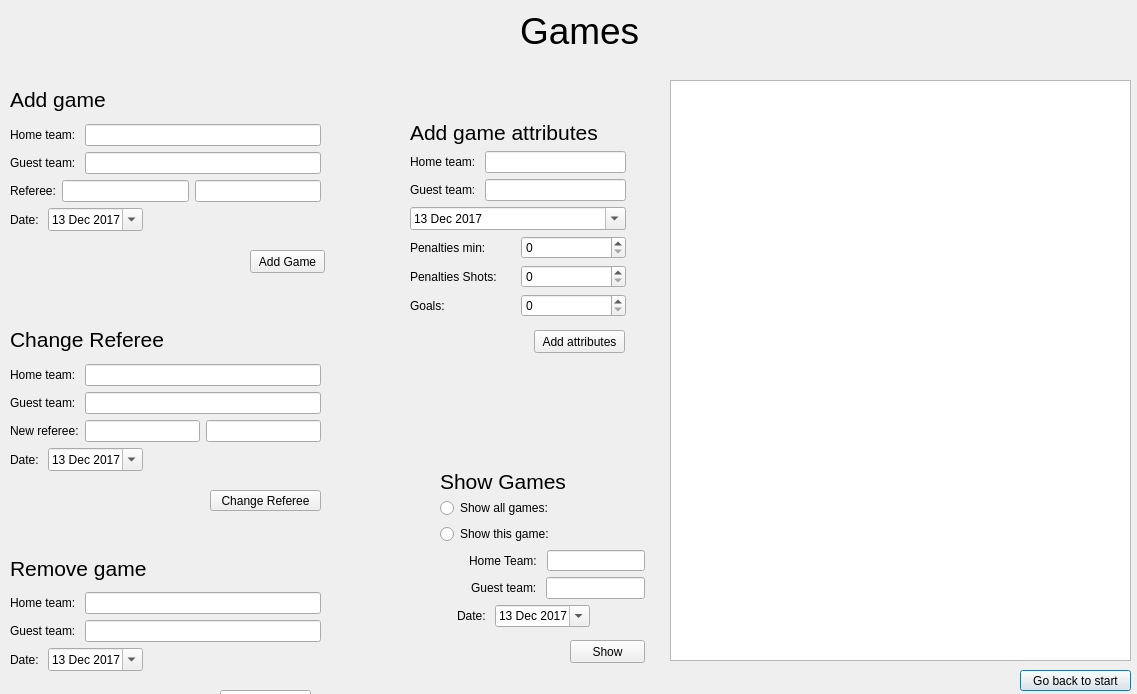
Before: the Qt Designer form RefereeGameBookDV1553/gamewindow.ui in alexanderbrannlund/ProjektRefereeGameBookQt, drawn with Qt 5.
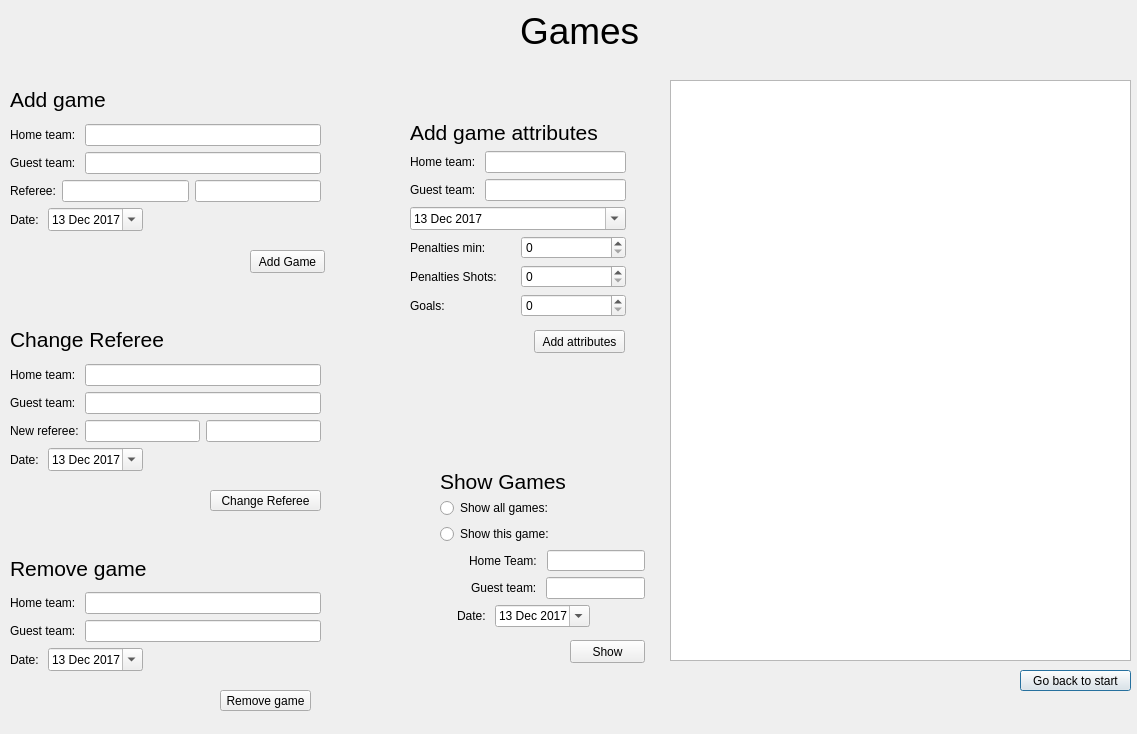
After: the same form once the commit is applied. Icons and pictures are not drawn.

The edit to the form file:
```diff
--- a/RefereeGameBookDV1553/gamewindow.ui
+++ b/RefereeGameBookDV1553/gamewindow.ui
@@ -7,7 +7,7 @@
     <x>0</x>
     <y>0</y>
     <width>1137</width>
-    <height>694</height>
+    <height>734</height>
    </rect>
   </property>
   <property name="windowTitle">
@@ -724,7 +724,7 @@
      <x>946</x>
      <y>10</y>
      <width>101</width>
-     <height>51</height>
+     <height>61</height>
     </rect>
    </property>
    <property name="text">
```
